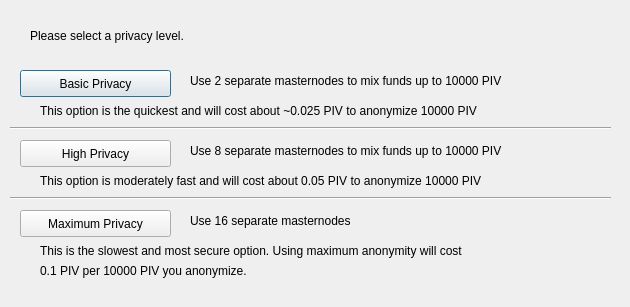
Before: the Qt Designer form src/qt/forms/obfuscationconfig.ui in bytzcurrency/slate, drawn with Qt 5.
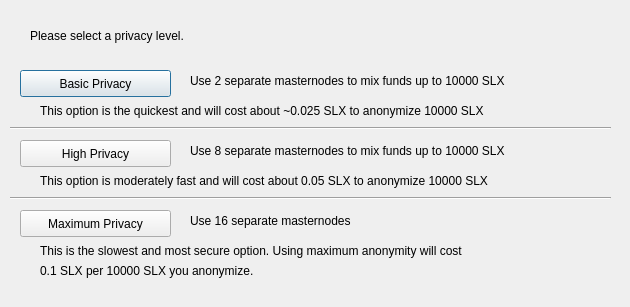
After: the same form once the commit is applied.

Diff of the .ui file:
```diff
--- a/src/qt/forms/obfuscationconfig.ui
+++ b/src/qt/forms/obfuscationconfig.ui
@@ -75,7 +75,7 @@
     </rect>
    </property>
    <property name="text">
-    <string>Use 2 separate masternodes to mix funds up to 10000 PIV</string>
+    <string>Use 2 separate masternodes to mix funds up to 10000 SLX</string>
    </property>
   </widget>
   <widget class="QLabel" name="label_3">
@@ -88,7 +88,7 @@
     </rect>
    </property>
    <property name="text">
-    <string>Use 8 separate masternodes to mix funds up to 10000 PIV</string>
+    <string>Use 8 separate masternodes to mix funds up to 10000 SLX</string>
    </property>
   </widget>
   <widget class="QLabel" name="label_4">
@@ -114,7 +114,7 @@
     </rect>
    </property>
    <property name="text">
-    <string>This option is the quickest and will cost about ~0.025 PIV to anonymize 10000 PIV</string>
+    <string>This option is the quickest and will cost about ~0.025 SLX to anonymize 10000 SLX</string>
    </property>
   </widget>
   <widget class="QLabel" name="label_7">
@@ -127,7 +127,7 @@
     </rect>
    </property>
    <property name="text">
-    <string>This option is moderately fast and will cost about 0.05 PIV to anonymize 10000 PIV</string>
+    <string>This option is moderately fast and will cost about 0.05 SLX to anonymize 10000 SLX</string>
    </property>
   </widget>
   <widget class="QLabel" name="label_8">
@@ -153,7 +153,7 @@
     </rect>
    </property>
    <property name="text">
-    <string>0.1 PIV per 10000 PIV you anonymize.</string>
+    <string>0.1 SLX per 10000 SLX you anonymize.</string>
    </property>
   </widget>
   <widget class="Line" name="line">
```
